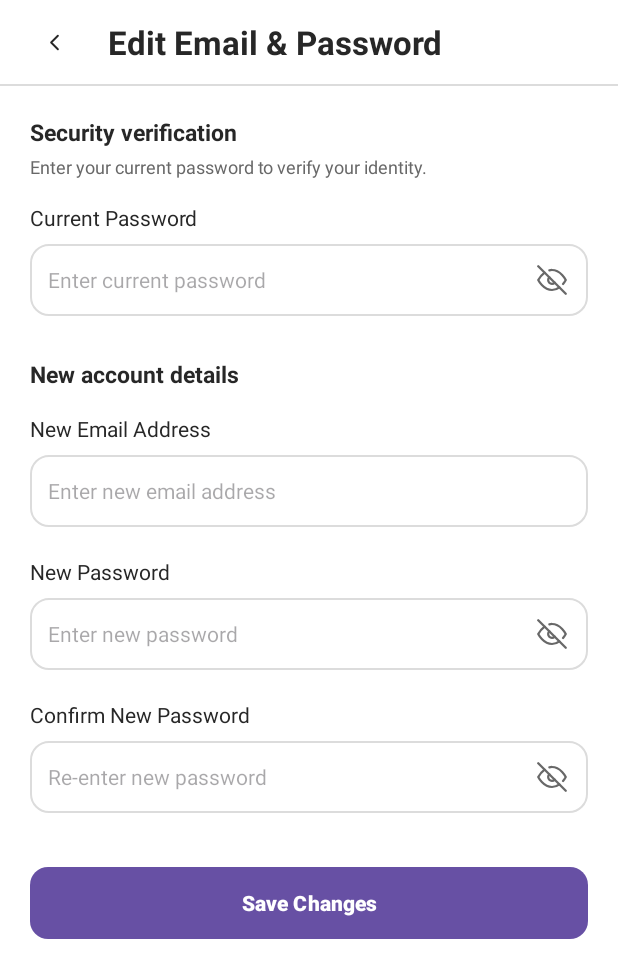
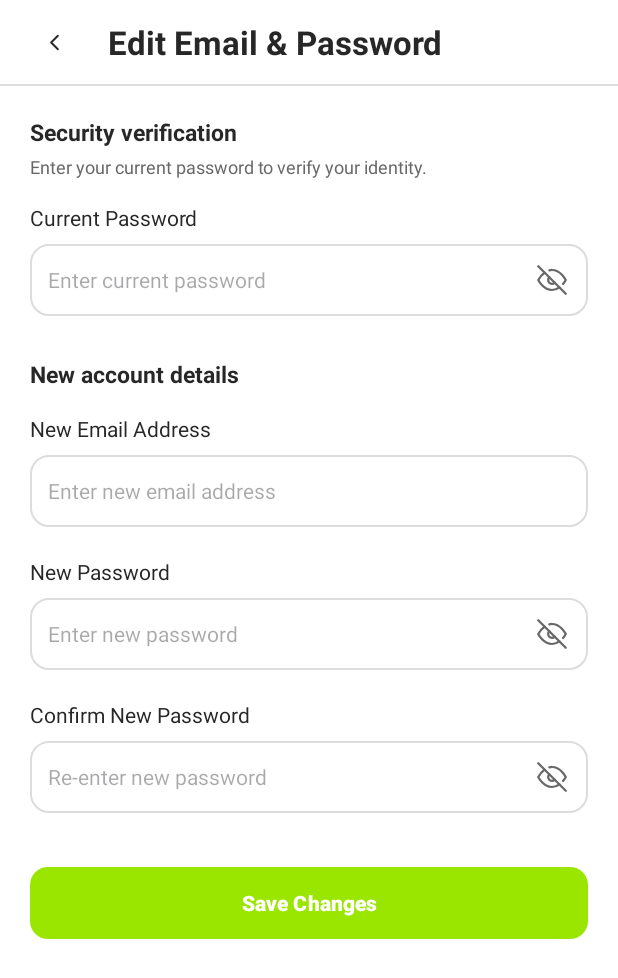
Before and after one commit to Mobile-App-Dev-GP/Our-Court, an Android app: the EditEmailPasswordActivity screen opened directly, with no data from a screen before it, on a phone screen of 412 x 824 dp. Shown: the top 978 px of the screen. Run offline under Robolectric (Android 15) with nearby library versions, the phone set to English and light mode, and no system bars.

Commit message:
feat: Update Material theme colors from default purple to tennis ball green

```diff
--- a/app/src/main/res/values/colors.xml
+++ b/app/src/main/res/values/colors.xml
@@ -2,4 +2,5 @@
 <resources>
     <color name="black">#FF000000</color>
     <color name="white">#FFFFFFFF</color>
+    <color name="tennis_ball_green">#9AE600</color>
 </resources>
--- a/app/src/main/res/values/themes.xml
+++ b/app/src/main/res/values/themes.xml
@@ -4,6 +4,14 @@
         <item name="android:windowBackground">@color/white</item>
         <item name="colorSurface">@color/white</item>
         <item name="colorOnSurface">#272727</item>
+        <item name="colorPrimary">@color/tennis_ball_green</item>
+        <item name="colorSecondary">@color/tennis_ball_green</item>
+        <item name="colorPrimaryContainer">@color/tennis_ball_green</item>
+        <item name="colorSecondaryContainer">@color/tennis_ball_green</item>
+        <item name="colorOnPrimary">#000000</item>
+        <item name="colorOnSecondary">#000000</item>
+        <item name="colorControlActivated">@color/tennis_ball_green</item>
+        <item name="colorAccent">@color/tennis_ball_green</item>
     </style>
 
     <style name="Theme.OurCourt" parent="Base.Theme.OurCourt" />
```
